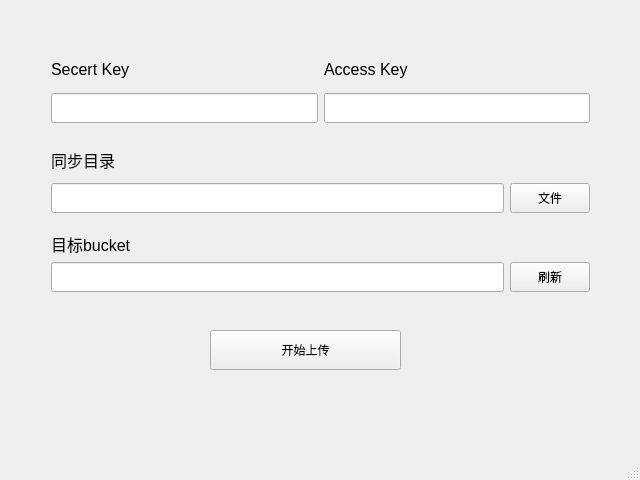
The window that mainwindow.ui (dawn520/qiniuQT) describes before a commit, drawn with Qt 5.
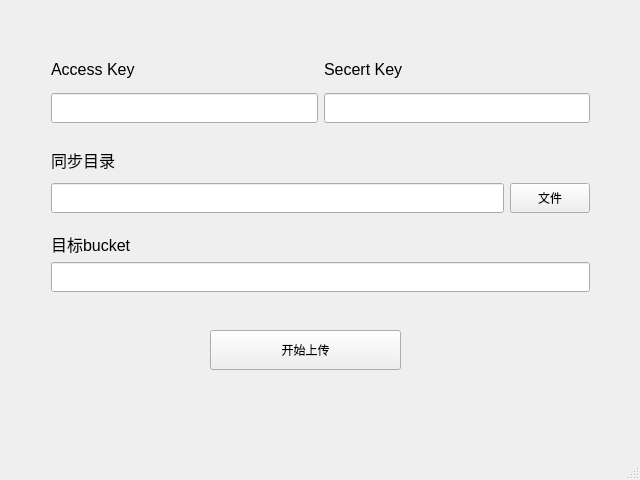
The same window after the commit.

Diff of the .ui file:
```diff
--- a/mainwindow.ui
+++ b/mainwindow.ui
@@ -32,38 +32,6 @@
     <layout class="QVBoxLayout" name="verticalLayout_3">
      <item>
       <layout class="QHBoxLayout" name="horizontalLayout_2">
-       <item>
-        <layout class="QVBoxLayout" name="verticalLayout_2">
-         <item>
-          <widget class="QLabel" name="label_2">
-           <property name="minimumSize">
-            <size>
-             <width>0</width>
-             <height>0</height>
-            </size>
-           </property>
-           <property name="font">
-            <font>
-             <pointsize>12</pointsize>
-            </font>
-           </property>
-           <property name="text">
-            <string>Secert Key</string>
-           </property>
-          </widget>
-         </item>
-         <item>
-          <widget class="QLineEdit" name="SercertKeyEdit">
-           <property name="minimumSize">
-            <size>
-             <width>0</width>
-             <height>30</height>
-            </size>
-           </property>
-          </widget>
-         </item>
-        </layout>
-       </item>
        <item>
         <layout class="QVBoxLayout" name="verticalLayout">
          <item>
@@ -96,6 +64,38 @@
          </item>
         </layout>
        </item>
+       <item>
+        <layout class="QVBoxLayout" name="verticalLayout_2">
+         <item>
+          <widget class="QLabel" name="label_2">
+           <property name="minimumSize">
+            <size>
+             <width>0</width>
+             <height>0</height>
+            </size>
+           </property>
+           <property name="font">
+            <font>
+             <pointsize>12</pointsize>
+            </font>
+           </property>
+           <property name="text">
+            <string>Secert Key</string>
+           </property>
+          </widget>
+         </item>
+         <item>
+          <widget class="QLineEdit" name="SercertKeyEdit">
+           <property name="minimumSize">
+            <size>
+             <width>0</width>
+             <height>30</height>
+            </size>
+           </property>
+          </widget>
+         </item>
+        </layout>
+       </item>
       </layout>
      </item>
      <item>
@@ -193,19 +193,6 @@
            </property>
           </widget>
          </item>
-         <item>
-          <widget class="QPushButton" name="BucketButton">
-           <property name="minimumSize">
-            <size>
-             <width>20</width>
-             <height>30</height>
-            </size>
-           </property>
-           <property name="text">
-            <string>刷新</string>
-           </property>
-          </widget>
-         </item>
         </layout>
        </item>
       </layout>
```
Left out of the diff: 2 changed lines with no effect on the pictures.
